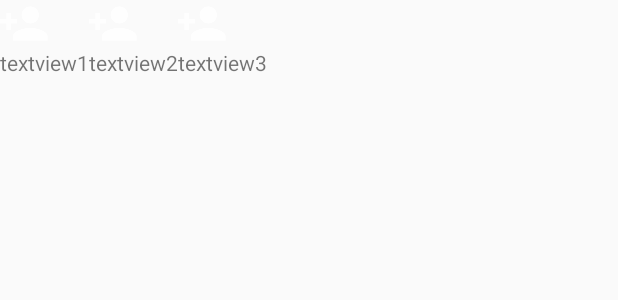
After one commit to elephanthan/BotProject, an Android app: the layout popupwindow_submenu.xml on its own in the app's theme, with its tools: preview values and no code run, on a phone screen of 412 x 824 dp. The commit adds this screen. Shown: the top 300 px of the screen. Run offline under Robolectric (Android 15) with nearby library versions, the light colour scheme and no system bars.

Commit message:
채팅방 dropdown 메뉴 구현 - 메뉴가 겹치는 이슈 발생 - 현재는 메뉴를 정적으로 그리고있음. 메뉴를 동적으로 생성하는 방법 찾아내기. - 메뉴 드랍다운시 바깥부분을 dim처리하였는데 toolbar영역도 dim처리가 됨..

```diff
--- a/app/src/main/java/com/worksmobile/android/botproject/feature/chat/chatroomlist/ChatroomListActivity.java
+++ b/app/src/main/java/com/worksmobile/android/botproject/feature/chat/chatroomlist/ChatroomListActivity.java
@@ -53,7 +53,7 @@ public class ChatroomListActivity extends AppCompatActivity implements ChatroomL
     @Override
     public boolean onCreateOptionsMenu(Menu menu){
         super.onCreateOptionsMenu(menu);
-        getMenuInflater().inflate(R.menu.triggers_chatroom, menu);
+        getMenuInflater().inflate(R.menu.triggers_chatroomlist, menu);
         return true;
     }
 
--- a/app/src/main/java/com/worksmobile/android/botproject/model/Chatroom.java
+++ b/app/src/main/java/com/worksmobile/android/botproject/model/Chatroom.java
@@ -34,11 +34,12 @@ public class Chatroom {
     }
 
     public Chatroom(){
-        id = CommonUtil.generateUniqueId();
+        this.id = CommonUtil.generateUniqueId();
+        this.title = "채팅방";
     }
 
     public Chatroom(String title, int resId){
-        id = CommonUtil.generateUniqueId();
+        this.id = CommonUtil.generateUniqueId();
         this.title = title;
         this.thumbnail = resId;
     }
--- /dev/null
+++ b/app/src/main/res/layout/item_dropdown.xml
@@ -0,0 +1,6 @@
+<?xml version="1.0" encoding="utf-8"?>
+<android.support.constraint.ConstraintLayout
+    xmlns:android="http://schemas.android.com/apk/res/android" android:layout_width="wrap_content"
+    android:layout_height="wrap_content">
+
+</android.support.constraint.ConstraintLayout>
--- /dev/null
+++ b/app/src/main/res/layout/popupwindow_submenu.xml
@@ -0,0 +1,72 @@
+<?xml version="1.0" encoding="utf-8"?>
+<android.support.constraint.ConstraintLayout xmlns:android="http://schemas.android.com/apk/res/android"
+    xmlns:app="http://schemas.android.com/apk/res-auto"
+    android:layout_width="match_parent"
+    android:layout_height="wrap_content"
+    android:orientation="vertical">
+
+
+    <android.support.constraint.ConstraintLayout
+        android:id="@+id/container_item1"
+        android:layout_width="wrap_content"
+        android:layout_height="wrap_content"
+        app:layout_constraintHorizontal_weight="1">
+
+        <ImageView
+            android:id="@+id/imageview_item1"
+            android:layout_width="wrap_content"
+            android:layout_height="wrap_content"
+            android:src="@drawable/ic_action_newchat" />
+
+        <TextView
+            android:id="@+id/textview_item1"
+            android:layout_width="wrap_content"
+            android:layout_height="wrap_content"
+            android:text="textview1"
+            app:layout_constraintTop_toBottomOf="@id/imageview_item1" />
+    </android.support.constraint.ConstraintLayout>
+
+    <android.support.constraint.ConstraintLayout
+        android:id="@+id/container_item2"
+        android:layout_width="0dp"
+        android:layout_height="wrap_content"
+        app:layout_constraintLeft_toRightOf="@id/container_item1"
+        app:layout_constraintHorizontal_weight="1">
+
+        <ImageView
+            android:id="@+id/imageview_item2"
+            android:layout_width="wrap_content"
+            android:layout_height="wrap_content"
+
+            android:src="@drawable/ic_action_newchat" />
+
+        <TextView
+            android:id="@+id/textview_item2"
+            android:layout_width="wrap_content"
+            android:layout_height="wrap_content"
+            android:text="textview2"
+            app:layout_constraintTop_toBottomOf="@id/imageview_item2" />
+    </android.support.constraint.ConstraintLayout>
+
+    <android.support.constraint.ConstraintLayout
+        android:id="@+id/container_item3"
+        android:layout_width="0dp"
+        android:layout_height="wrap_content"
+        app:layout_constraintLeft_toRightOf="@id/container_item2"
+        app:layout_constraintHorizontal_weight="1">
+
+        <ImageView
+            android:id="@+id/imageview_item3"
+            android:layout_width="wrap_content"
+            android:layout_height="wrap_content"
+            android:src="@drawable/ic_action_newchat" />
+
+        <TextView
+            android:id="@+id/textview_item3"
+            android:layout_width="wrap_content"
+            android:layout_height="wrap_content"
+            android:text="textview3"
+            app:layout_constraintTop_toBottomOf="@id/imageview_item3" />
+    </android.support.constraint.ConstraintLayout>
+
+</android.support.constraint.ConstraintLayout>
--- a/app/src/main/res/values/strings.xml
+++ b/app/src/main/res/values/strings.xml
@@ -6,4 +6,6 @@
     <string name="newchat_users">USERS</string>
     <string name="newchat_bots">BOTS</string>
     <string name="command_OK">OK</string>
+    <string name="action_showmenu">메뉴 열기</string>
+    <string name="action_hidemenu">메뉴 닫기</string>
 </resources>
```
Also changed, not shown: app/src/main/java/com/worksmobile/android/botproject/feature/chat/chatroom/ChatroomActivity.java (+11 -2 lines), app/src/main/java/com/worksmobile/android/botproject/feature/chat/chatroom/ChatroomFragment.java (+97 -3 lines), app/src/main/res/menu/triggers_chatroom.xml (+5 -11 lines), app/src/main/res/menu/triggers_chatroomlist.xml (added, +19 -0 lines), app/src/main/res/drawable-hdpi/ic_action_arrow_down.png (added), app/src/main/res/drawable-hdpi/ic_action_arrow_up.png (added), app/src/main/res/drawable-mdpi/ic_action_arrow_down.png (added), app/src/main/res/drawable-mdpi/ic_action_arrow_up.png (added), app/src/main/res/drawable-xhdpi/ic_action_arrow_down.png (added), app/src/main/res/drawable-xhdpi/ic_action_arrow_up.png (added), app/src/main/res/drawable-xxhdpi/ic_action_arrow_down.png (added), app/src/main/res/drawable-xxhdpi/ic_action_arrow_up.png (added), app/src/main/res/drawable/ic_toolbar_newchat.png (deleted).
